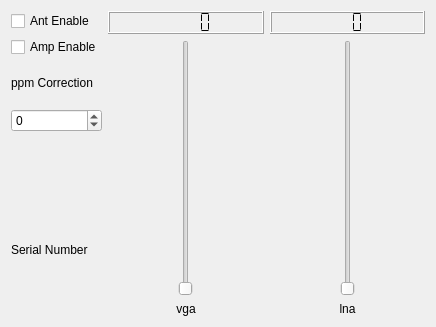
Above: devices/hackrf-handler/hackrf-widget.ui from JvanKatwijk/qt-dab before the change. Below: the same form after it.
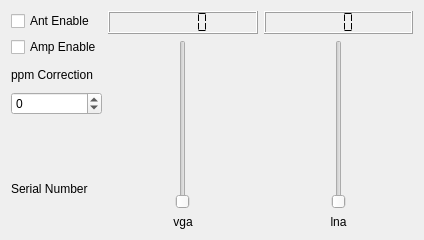
That is the form after the change.

Patch:
```diff
--- a/devices/hackrf-handler/hackrf-widget.ui
+++ b/devices/hackrf-handler/hackrf-widget.ui
@@ -6,8 +6,8 @@
    <rect>
     <x>0</x>
     <y>0</y>
-    <width>436</width>
-    <height>327</height>
+    <width>424</width>
+    <height>240</height>
    </rect>
   </property>
   <property name="windowTitle">
```
